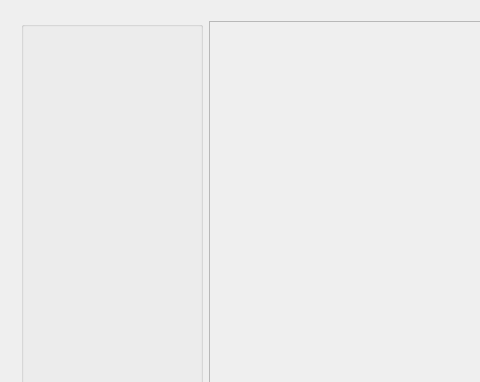
Old version of the form ImageRecognition/mainwindow.ui in the repository nieznanysprawiciel/POBRImageRecognition; both pictures show x 0 to 480 and y 0 to 382 of the 1137 by 757 pixel window.
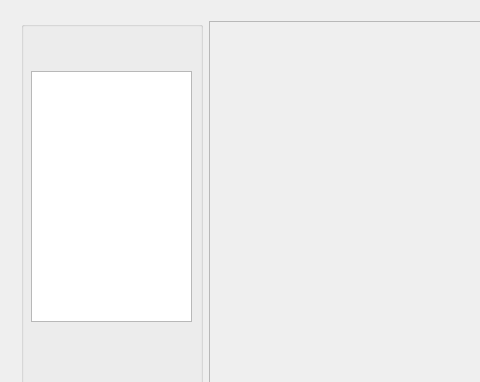
New version of the form.

Commit message: Displaying processors list

Diff of the .ui file:
```diff
--- a/ImageRecognition/mainwindow.ui
+++ b/ImageRecognition/mainwindow.ui
@@ -17,7 +17,7 @@
    <property name="autoFillBackground">
     <bool>false</bool>
    </property>
-   <widget class="QWidget" name="">
+   <widget class="QWidget" name="layoutWidget">
     <property name="geometry">
      <rect>
       <x>10</x>
@@ -44,6 +44,16 @@
        <property name="title">
         <string/>
        </property>
+       <widget class="QListView" name="processorsList1">
+        <property name="geometry">
+         <rect>
+          <x>10</x>
+          <y>50</y>
+          <width>161</width>
+          <height>251</height>
+         </rect>
+        </property>
+       </widget>
       </widget>
      </item>
      <item row="0" column="1">
```
Left out of the diff: 2 changed lines with no effect on the pictures. The commit also changes 9 other files.
